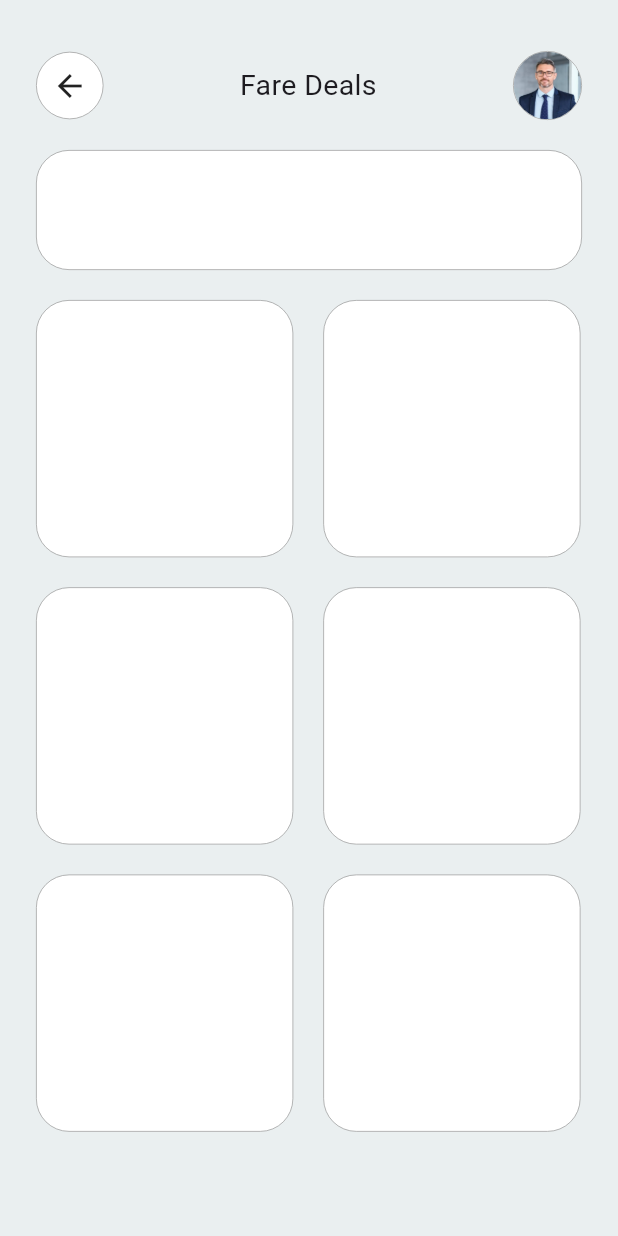
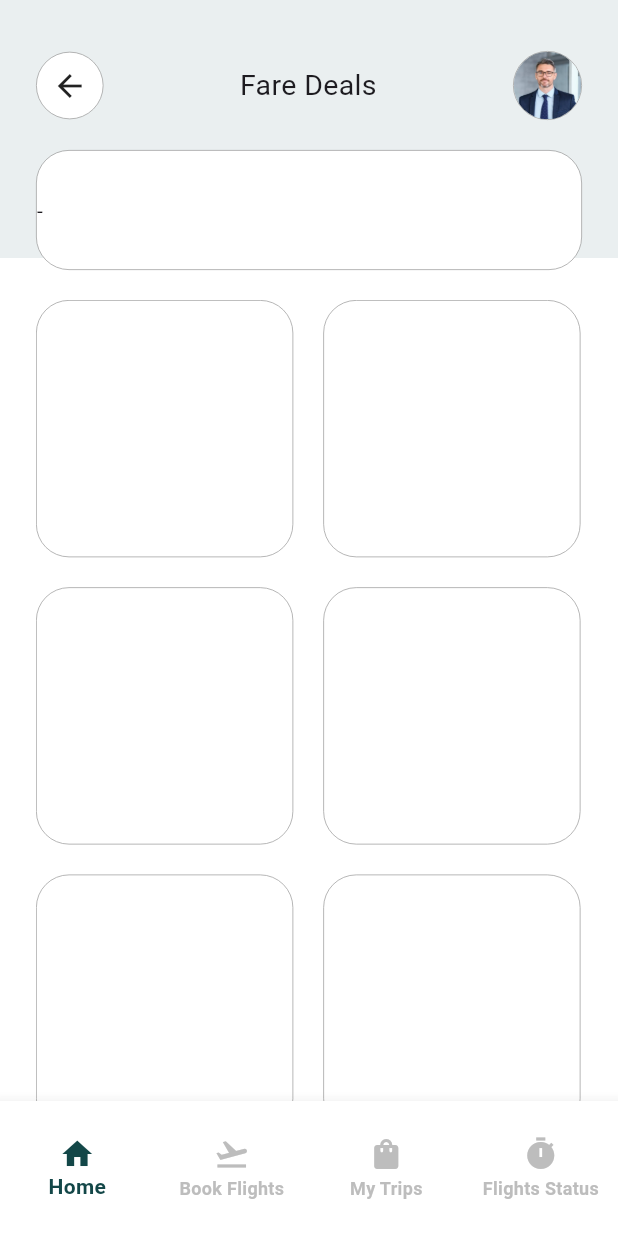
Before and after one commit to namanmahajan2020/Flight-Booking-app-ui, a Flutter app: the screen it shows after launch, on a phone screen of 412 x 824 dp. Run offline on Flutter 3.47's test engine with Material 3 defaults, Android fonts, the phone set to English and light mode, and no system bars.

Commit message:
navigation bar

```diff
--- /dev/null
+++ b/lib/components/bottom_nav_bar.dart
@@ -0,0 +1,50 @@
+import 'package:flutter/material.dart';
+
+class MyBottomNavBar extends StatelessWidget {
+  final int currentIndex;
+  final void Function(int)? funcTabChange;
+
+  MyBottomNavBar({
+    super.key,
+    required this.currentIndex,
+    required this.funcTabChange,
+  });
+
+  @override
+  Widget build(BuildContext context) {
+    return Container(
+      height: 90,
+      child: BottomNavigationBar(
+        backgroundColor: Colors.white,
+        currentIndex: currentIndex, // Updated to use the current index
+        onTap: funcTabChange,
+        selectedItemColor: Color(0xFF134748), // Active color
+        unselectedItemColor: Colors.grey[400], // Inactive color
+        type: BottomNavigationBarType.fixed,
+        selectedLabelStyle: const TextStyle(
+          fontSize: 14,
+          fontWeight: FontWeight.bold,
+        ), // Style for selected text
+        unselectedLabelStyle: const TextStyle(
+          fontSize: 12,
+          fontWeight: FontWeight.w600,
+        ),
+        items: const [
+          BottomNavigationBarItem(icon: Icon(Icons.home), label: "Home"),
+          BottomNavigationBarItem(
+            icon: Icon(Icons.flight_takeoff),
+            label: "Book Flights",
+          ),
+          BottomNavigationBarItem(
+            icon: Icon(Icons.shopping_bag),
+            label: "My Trips",
+          ),
+          BottomNavigationBarItem(
+            icon: Icon(Icons.timer),
+            label: "Flights Status",
+          ),
+        ],
+      ),
+    );
+  }
+}
--- a/lib/main.dart
+++ b/lib/main.dart
@@ -1,4 +1,4 @@
-import 'package:flight_booking/pages/home_page.dart';
+import 'package:flight_booking/pages/controler.dart';
 import 'package:flutter/material.dart';
 void main() {
   runApp(const MyApp());
@@ -11,7 +11,7 @@ class MyApp extends StatelessWidget {
   Widget build(BuildContext context) {
     return MaterialApp(
       debugShowCheckedModeBanner: false,
-      home: HomePage(),
+      home: Controler(),
     );
   }
 }
--- /dev/null
+++ b/lib/pages/My_trips.dart
@@ -0,0 +1,9 @@
+import 'package:flutter/material.dart';
+class MyTrips extends StatelessWidget {
+  const MyTrips({super.key});
+
+  @override
+  Widget build(BuildContext context) {
+    return const Placeholder();
+  }
+}
--- /dev/null
+++ b/lib/pages/book_flights.dart
@@ -0,0 +1,9 @@
+import 'package:flutter/material.dart';
+class BookFlights extends StatelessWidget {
+  const BookFlights({super.key});
+
+  @override
+  Widget build(BuildContext context) {
+    return const Placeholder();
+  }
+}
--- /dev/null
+++ b/lib/pages/controler.dart
@@ -0,0 +1,36 @@
+import 'package:flight_booking/components/bottom_nav_bar.dart';
+import 'package:flight_booking/pages/My_trips.dart';
+import 'package:flight_booking/pages/book_flights.dart';
+import 'package:flight_booking/pages/flight_status.dart';
+import 'package:flight_booking/pages/home_page.dart';
+import 'package:flutter/material.dart';
+
+class Controler extends StatefulWidget {
+  const Controler({super.key});
+
+  @override
+  State<Controler> createState() => _ControlerState();
+}
+
+class _ControlerState extends State<Controler> {
+  int _selectedIndex = 0;
+
+  void _onItemTapped(int index) {
+    setState(() {
+      _selectedIndex = index;
+    });
+  }
+
+  final List<Widget> _pages = [HomePage(), BookFlights(),MyTrips(),FlightStatus()];
+
+  @override
+  Widget build(BuildContext context) {
+    return Scaffold(
+      bottomNavigationBar: MyBottomNavBar(
+        currentIndex: _selectedIndex,
+        funcTabChange: _onItemTapped,
+      ),
+      body: _pages[_selectedIndex],
+    );
+  }
+}
--- /dev/null
+++ b/lib/pages/flight_status.dart
@@ -0,0 +1,9 @@
+import 'package:flutter/material.dart';
+class FlightStatus extends StatelessWidget {
+  const FlightStatus({super.key});
+
+  @override
+  Widget build(BuildContext context) {
+    return const Placeholder();
+  }
+}
--- a/lib/pages/home_page.dart
+++ b/lib/pages/home_page.dart
@@ -6,11 +6,17 @@ class HomePage extends StatelessWidget {
   @override
   Widget build(BuildContext context) {
     return Scaffold(
-      body: Container(
-        color: Color.fromARGB(255, 234, 239, 240),
+      body: Stack(
+        children: [
+          Container(
+            height: MediaQuery.of(context).size.height,
+            color: Colors.white,
+          ),
+          Container(height: 172, color: Color.fromARGB(255, 234, 239, 240)),
+          Container(
             child: SafeArea(
               child: Padding(
-            padding: const EdgeInsets.all(24.0),
+                padding: const EdgeInsets.only(left: 24.0,right: 24,top:24),
                 child: Column(
                   children: [
                     SizedBox(height: 10),
@@ -57,16 +63,23 @@ class HomePage extends StatelessWidget {
                         color: Colors.white,
                         borderRadius: BorderRadius.circular(22),
                       ),
-                  child: Row(children: []),
+                      child: Row(children: [Text("-")]),
                     ),
                     SizedBox(height: 20),
+                    Expanded(
+                      child: SingleChildScrollView(
+                        child: Column(
+                          children: [
                             Row(
                               children: [
                                 Container(
                                   height: 171.5,
                                   width: 171.5,
                                   decoration: BoxDecoration(
-                        border: Border.all(color: Colors.grey, width: 0.5),
+                                    border: Border.all(
+                                      color: Colors.grey,
+                                      width: 0.5,
+                                    ),
                                     color: Colors.white,
                                     borderRadius: BorderRadius.circular(22),
                                   ),
@@ -76,7 +89,10 @@ class HomePage extends StatelessWidget {
                                   height: 171.5,
                                   width: 171.5,
                                   decoration: BoxDecoration(
-                        border: Border.all(color: Colors.grey, width: 0.5),
+                                    border: Border.all(
+                                      color: Colors.grey,
+                                      width: 0.5,
+                                    ),
                                     color: Colors.white,
                                     borderRadius: BorderRadius.circular(22),
                                   ),
@@ -90,7 +106,10 @@ class HomePage extends StatelessWidget {
                                   height: 171.5,
                                   width: 171.5,
                                   decoration: BoxDecoration(
-                        border: Border.all(color: Colors.grey, width: 0.5),
+                                    border: Border.all(
+                                      color: Colors.grey,
+                                      width: 0.5,
+                                    ),
                                     color: Colors.white,
                                     borderRadius: BorderRadius.circular(22),
                                   ),
@@ -100,7 +119,10 @@ class HomePage extends StatelessWidget {
                                   height: 171.5,
                                   width: 171.5,
                                   decoration: BoxDecoration(
-                        border: Border.all(color: Colors.grey, width: 0.5),
+                                    border: Border.all(
+                                      color: Colors.grey,
+                                      width: 0.5,
+                                    ),
                                     color: Colors.white,
                                     borderRadius: BorderRadius.circular(22),
                                   ),
@@ -114,7 +136,10 @@ class HomePage extends StatelessWidget {
                                   height: 171.5,
                                   width: 171.5,
                                   decoration: BoxDecoration(
-                        border: Border.all(color: Colors.grey, width: 0.5),
+                                    border: Border.all(
+                                      color: Colors.grey,
+                                      width: 0.5,
+                                    ),
                                     color: Colors.white,
                                     borderRadius: BorderRadius.circular(22),
                                   ),
@@ -124,7 +149,10 @@ class HomePage extends StatelessWidget {
                                   height: 171.5,
                                   width: 171.5,
                                   decoration: BoxDecoration(
-                        border: Border.all(color: Colors.grey, width: 0.5),
+                                    border: Border.all(
+                                      color: Colors.grey,
+                                      width: 0.5,
+                                    ),
                                     color: Colors.white,
                                     borderRadius: BorderRadius.circular(22),
                                   ),
@@ -135,6 +163,12 @@ class HomePage extends StatelessWidget {
                         ),
                       ),
                     ),
+                  ],
+                ),
+              ),
+            ),
+          ),
+        ],
       ),
     );
   }
--- a/pubspec.yaml
+++ b/pubspec.yaml
@@ -34,6 +34,8 @@ dependencies:
   # The following adds the Cupertino Icons font to your application.
   # Use with the CupertinoIcons class for iOS style icons.
   cupertino_icons: ^1.0.8
+  google_nav_bar: ^5.0.6
+  provider:
 
 dev_dependencies:
   flutter_test:
```
Also changed, not shown: pubspec.lock. Lines whose indentation alone changed are shown as unchanged.
